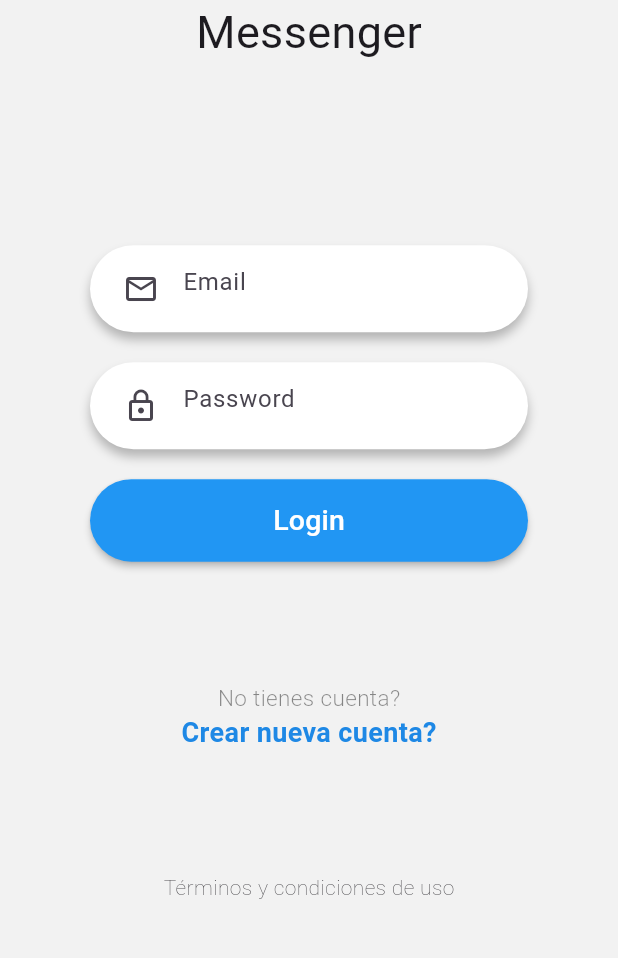
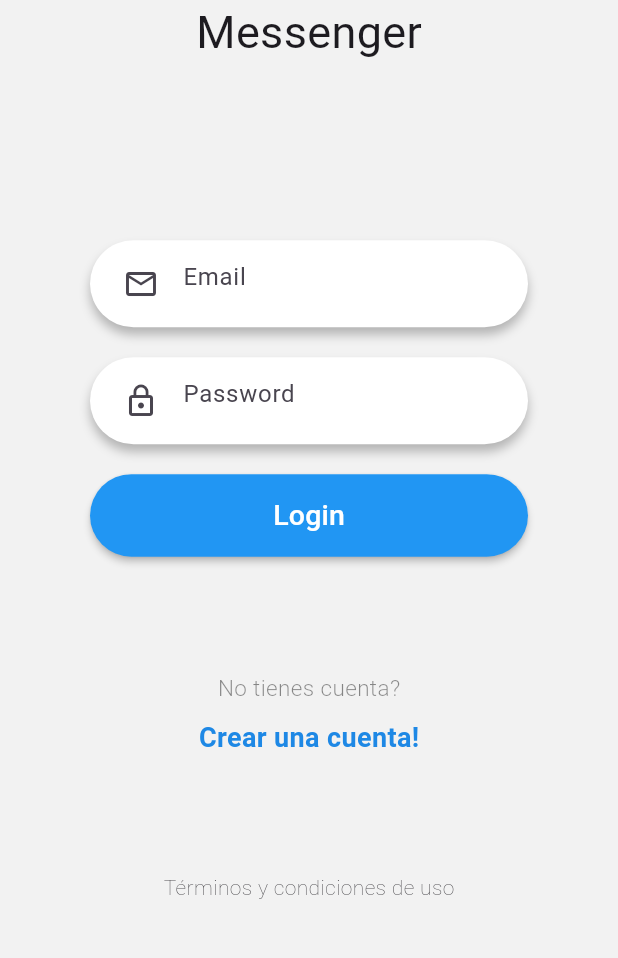
Before and after one commit to AndresCastilloPlata/Rolo-Chat, a Flutter app: the screen it shows after launch, on a phone screen of 412 x 824 dp, the part 251-1209 px from its top. Run offline on Flutter 3.47's test engine with Material 3 defaults, Android fonts, the phone set to English and light mode, and no system bars.

Commit message:
pagina de registro  implementada y modificacion de widgets

```diff
--- a/lib/pages/login_page.dart
+++ b/lib/pages/login_page.dart
@@ -18,13 +18,17 @@ class LoginPage extends StatelessWidget {
               // spacing: 30,
               children: [
                 // Logo
-                Logo(),
+                Logo(title: 'Messenger'),
 
                 // Form
                 _Form(),
 
                 // Labels
-                Labels(),
+                Labels(
+                  routeName: 'register',
+                  title: 'No tienes cuenta?',
+                  subTitle: 'Crear una cuenta!',
+                ),
 
                 // Terminos y condiciones
                 _Terminos(),
--- a/lib/widgets/labels.dart
+++ b/lib/widgets/labels.dart
@@ -1,27 +1,41 @@
 import 'package:flutter/material.dart';
 
 class Labels extends StatelessWidget {
-  const Labels({super.key});
+  final String routeName;
+  final String title;
+  final String subTitle;
+
+  const Labels({
+    super.key,
+    required this.routeName,
+    required this.title,
+    required this.subTitle,
+  });
 
   @override
   Widget build(BuildContext context) {
     return Column(
-      // spacing: 10,
+      spacing: 10,
       children: [
         Text(
-          'No tienes cuenta?',
+          title,
           style: TextStyle(
             color: Colors.black45,
             fontSize: 15,
             fontWeight: FontWeight.w300,
           ),
         ),
-        Text(
-          'Crear nueva cuenta?',
-          style: TextStyle(
-            color: Colors.blue[600],
-            fontSize: 18,
-            fontWeight: FontWeight.bold,
+        GestureDetector(
+          onTap: () {
+            Navigator.pushReplacementNamed(context, routeName);
+          },
+          child: Text(
+            subTitle,
+            style: TextStyle(
+              color: Colors.blue[600],
+              fontSize: 18,
+              fontWeight: FontWeight.bold,
+            ),
           ),
         ),
       ],
--- a/lib/widgets/logo.dart
+++ b/lib/widgets/logo.dart
@@ -1,7 +1,8 @@
 import 'package:flutter/material.dart';
 
 class Logo extends StatelessWidget {
-  const Logo({super.key});
+  final String title;
+  const Logo({super.key, required this.title});
 
   @override
   Widget build(BuildContext context) {
@@ -14,7 +15,7 @@ class Logo extends StatelessWidget {
             // spacing: 20,
             children: [
               Image.asset('assets/tag-logo.png'),
-              Text('Messenger', style: TextStyle(fontSize: 30)),
+              Text(title, style: TextStyle(fontSize: 30)),
             ],
           ),
         ),
```
Also changed, not shown: lib/pages/register_page.dart (+99 -1 lines).
